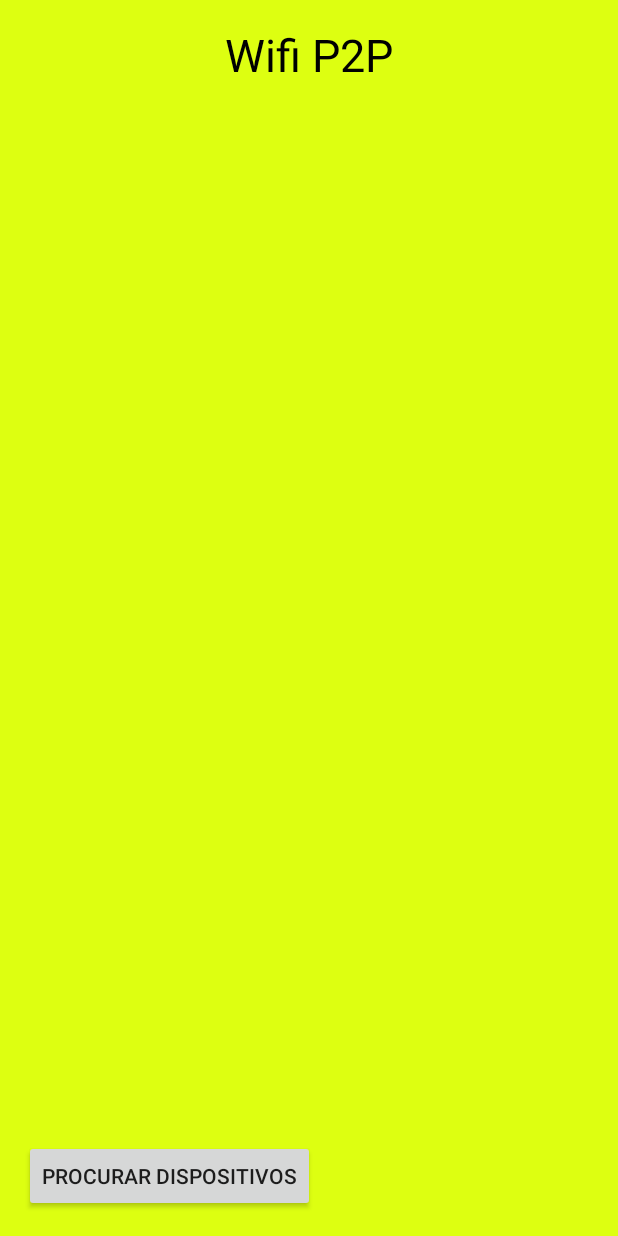
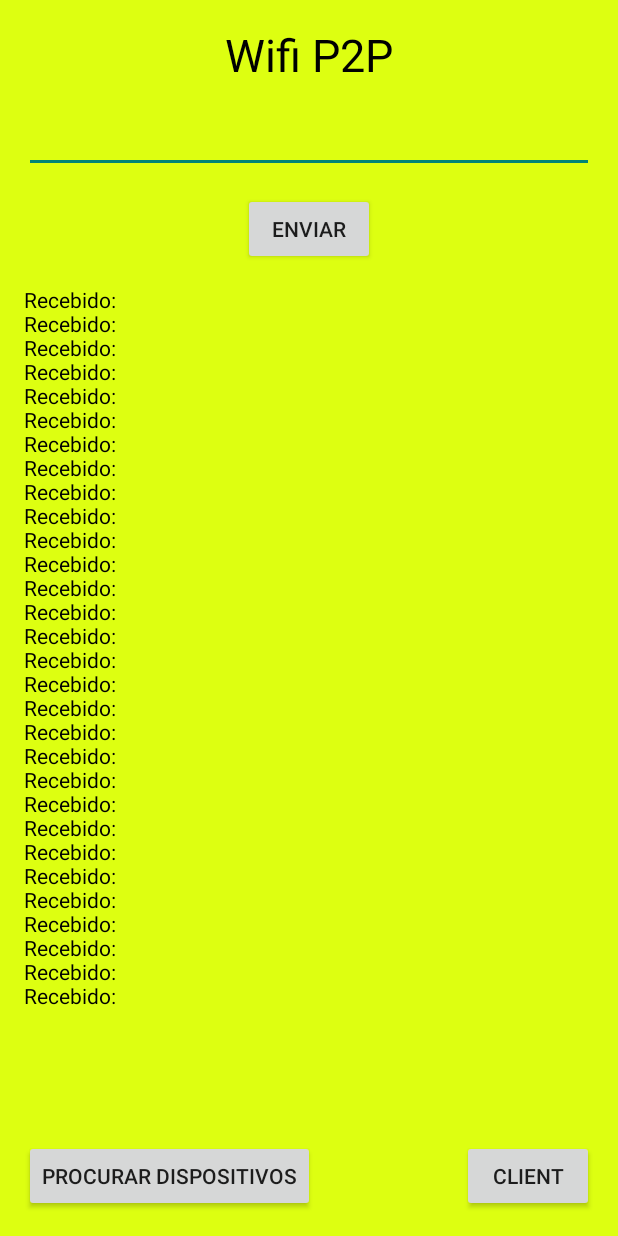
Before and after one commit to SamirSales/Android-Application-For-Tests-With-Bluetooth-And-Wifi, an Android app: the ComunicacaoWifiP2P screen opened directly, with no data from a screen before it, after a tap on "PROCURAR DISPOSITIVOS", on a phone screen of 412 x 824 dp. Run offline under Robolectric (Android 15) with nearby library versions, the phone set to English and light mode, and no system bars; network calls fail; 7 statements that could not run were skipped.

Commit message:
desenvolvimento de client e server wifi p2p - inacabado

```diff
--- a/app/src/main/java/com/example/samir/comunicacaodedispositivos/ComunicacaoWifiP2P.java
+++ b/app/src/main/java/com/example/samir/comunicacaodedispositivos/ComunicacaoWifiP2P.java
@@ -20,10 +20,18 @@ import android.view.View;
 import android.widget.AdapterView;
 import android.widget.ArrayAdapter;
 import android.widget.Button;
+import android.widget.EditText;
 import android.widget.ListView;
+import android.widget.TextView;
 import android.widget.Toast;
 
+import java.io.IOException;
+import java.io.InputStream;
+import java.io.OutputStream;
 import java.net.InetAddress;
+import java.net.InetSocketAddress;
+import java.net.ServerSocket;
+import java.net.Socket;
 import java.util.ArrayList;
 import java.util.List;
 
@@ -34,6 +42,9 @@ import java.util.List;
 public class ComunicacaoWifiP2P extends Activity implements WifiP2pManager.ConnectionInfoListener{
 
     private final String TAG = "ComunicacaoWifiP2P";
+
+    EditText editText;
+    TextView textRecebido;
 
     private final IntentFilter intentFilter = new IntentFilter();
     private WifiP2pManager.Channel mChannel;
@@ -47,11 +58,22 @@ public class ComunicacaoWifiP2P extends Activity implements WifiP2pManager.Conne
 
     private WifiP2pManager.PeerListListener peerListListener;
 
+    private WifiServerThread wifiServerThread;
+    private ConnectServerWifi connectServerWifi;
+
+    private WifiClientThread wifiClientThread;
+
     @TargetApi(Build.VERSION_CODES.ICE_CREAM_SANDWICH)
     @Override
     public void onCreate(Bundle bundle){
         super.onCreate(bundle);
         setContentView(R.layout.comm_wifi_p2p);
+
+        wifiServerThread = null;
+        wifiClientThread = null;
+
+        editText = (EditText)findViewById(R.id.editText);
+        textRecebido = (TextView)findViewById(R.id.textRecebido);
 
         //  Indicates a change in the Wi-Fi P2P status.
         intentFilter.addAction(WifiP2pManager.WIFI_P2P_STATE_CHANGED_ACTION);
@@ -83,13 +105,52 @@ public class ComunicacaoWifiP2P extends Activity implements WifiP2pManager.Conne
         unregisterReceiver(receiver);
     }
 
+    @Override
+    public void onStop(){
+        super.onStop();
+        if(wifiServerThread != null){
+            wifiServerThread.serverRunning = false;
+            wifiServerThread = null;
+        }
+
+        if(wifiClientThread != null){
+            wifiClientThread.running = false;
+            wifiClientThread = null;
+        }
+    }
+
     public void procurarDispositivosBtn(View view){
         fetchListOfPeers();
-        listaDePeersWifiDialog();
+        listOfPeersWifiDialog();
+
+        if(wifiServerThread == null){
+            wifiServerThread = new WifiServerThread();
+            wifiServerThread.start();
+        }
     }
 
-    //TODO
-    private void listaDePeersWifiDialog(){
+    public void clientActionBtn(View view){
+        if(wifiClientThread == null){
+            wifiClientThread = new WifiClientThread();
+            wifiClientThread.start();
+        }
+    }
+
+    public void sendMessageAction(View view){
+        if(wifiClientThread == null && wifiServerThread != null){
+            //server
+        }else{
+            if(wifiClientThread != null && wifiServerThread == null){
+                //client
+            }
+        }
+    }
+
+    public void updateTextView(String text){
+        textRecebido.setText(textRecebido.getText().toString() + text + "\n");
+    }
+
+    private void listOfPeersWifiDialog(){
         if(peers.size()>0){
             final Dialog dialog = new Dialog(this);
             dialog.setContentView(R.layout.paired_devices_list);
@@ -123,6 +184,8 @@ public class ComunicacaoWifiP2P extends Activity implements WifiP2pManager.Conne
                 }
             });
             dialog.show();
+        }else{
+            Toast.makeText(this,"Nenhum par encontrado ainda! Tente de novo, daqui a pouco!",Toast.LENGTH_LONG).show();
         }
     }
 
@@ -168,6 +231,11 @@ public class ComunicacaoWifiP2P extends Activity implements WifiP2pManager.Conne
         WifiP2pConfig config = new WifiP2pConfig();
         config.deviceAddress = device.deviceAddress;
         config.wps.setup = WpsInfo.PBC;
+
+        Log.i(TAG, "device.deviceAddress="+device.deviceAddress.toString());
+        Log.i(TAG, "device.deviceAddress="+device.deviceAddress);
+        Log.i(TAG, "device.wps.setup="+config.wps.setup);
+        Log.i(TAG, "device.wps.setup="+config.toString());
 
         mManager.connect(mChannel, config, new WifiP2pManager.ActionListener() {
 
@@ -226,8 +294,10 @@ public class ComunicacaoWifiP2P extends Activity implements WifiP2pManager.Conne
                 int state = intent.getIntExtra(WifiP2pManager.EXTRA_WIFI_STATE, -1);
                 if (state == WifiP2pManager.WIFI_P2P_STATE_ENABLED) {
                     wifiP2pEnabled = true;
+                    Log.i(TAG, "wifiP2pEnabled = true;");
                 } else {
                     wifiP2pEnabled = false;
+                    Log.i(TAG, "wifiP2pEnabled = false;");
                 }
 
             } else if (WifiP2pManager.WIFI_P2P_PEERS_CHANGED_ACTION.equals(action)) {
@@ -241,14 +311,131 @@ public class ComunicacaoWifiP2P extends Activity implements WifiP2pManager.Conne
 
                 // Connection state changed!  We should probably do something about
                 // that.
+                Log.i(TAG, "WifiP2pManager.WIFI_P2P_CONNECTION_CHANGED_ACTION");
 
             } else if (WifiP2pManager.WIFI_P2P_THIS_DEVICE_CHANGED_ACTION.equals(action)) {
 //            DeviceListFragment fragment = (DeviceListFragment) activity.getFragmentManager()
 //                    .findFragmentById(R.id.frag_list);
 //            fragment.updateThisDevice((WifiP2pDevice) intent.getParcelableExtra(
 //                    WifiP2pManager.EXTRA_WIFI_P2P_DEVICE));
+                Log.i(TAG, "WifiP2pManager.WIFI_P2P_THIS_DEVICE_CHANGED_ACTION");
 
             }
         }
     }
+
+    private class WifiServerThread extends Thread {
+        boolean serverRunning;
+        boolean connectionEnabled;
+        InputStream inputstream;
+        OutputStream outputStream;
+        Socket client;
+
+        public WifiServerThread(){
+            serverRunning = false;
+            connectionEnabled = false;
         }
+
+        @Override
+        public void run(){
+            ServerSocket serverSocket = null;
+            try {
+                serverSocket = new ServerSocket(8888);
+                Log.i(TAG, "server host 8888 started...");
+            } catch (IOException e) {
+                e.printStackTrace();
+            }
+
+            serverRunning = true;
+            while(serverRunning){
+                try {
+                    Log.i(TAG, "server is waiting for connection...");
+                    client = serverSocket.accept();
+                    inputstream = client.getInputStream();
+                    outputStream = client.getOutputStream();
+                    connectionEnabled = true;
+                    Log.i(TAG, "thread server recebeu conexao!");
+                } catch (IOException e) {
+                    e.printStackTrace();
+                }
+
+                trataPacotesServer(client);
+
+
+                try {
+                    Thread.sleep(2000);
+                } catch (InterruptedException e) {
+                    e.printStackTrace();
+                }
+            }
+        }
+
+        private void trataPacotesServer(Socket socket){
+
+            final ArrayList<String> arrayMessage = new ArrayList<String>();
+            connectServerWifi =  new ConnectServerWifi(socket, arrayMessage);
+            connectServerWifi.start();
+
+            new Thread(new Runnable() {
+                @Override
+                public void run() {
+                    while(true){
+
+                        for(int i=0; i<arrayMessage.size();i++){
+                            final String str = arrayMessage.get(i);
+
+                            runOnUiThread(new Runnable() {
+                                @Override
+                                public void run() {
+                                    updateTextView("Recebido:"+str);
+                                }
+                            });
+                            arrayMessage.remove(i);
+                            if(i>-1){ i--; }
+                        }
+
+                        try {
+                            Thread.sleep(800);
+                        } catch (InterruptedException e) {
+                            e.printStackTrace();
+                        }
+                    }
+                }
+            }).start();
+        }
+    }
+
+
+
+
+    private class WifiClientThread extends Thread {
+        boolean running;
+        boolean connectionEnabled;
+        Socket socket;
+        OutputStream outputStream;
+        InputStream inputStream;
+
+
+        public WifiClientThread(){
+            running = false;
+            connectionEnabled = false;
+        }
+
+        @Override
+        public void run(){
+            try {
+                socket = new Socket();
+                socket.bind(null);
+                socket.connect((new InetSocketAddress("36:be:00:9b:bd:c1", 8888)), 500);
+
+                outputStream = socket.getOutputStream();
+                inputStream = socket.getInputStream();
+
+            } catch (IOException e) {
+                e.printStackTrace();
+            }
+
+
+        }
+    }
+}
--- /dev/null
+++ b/app/src/main/java/com/example/samir/comunicacaodedispositivos/ConnectServerWifi.java
@@ -0,0 +1,69 @@
+package com.example.samir.comunicacaodedispositivos;
+
+import android.os.Handler;
+
+import java.io.IOException;
+import java.io.InputStream;
+import java.io.OutputStream;
+import java.net.Socket;
+import java.util.ArrayList;
+
+/**
+ * Created by samir on 23/02/15.
+ */
+public class ConnectServerWifi extends Thread {
+    private final Socket socket;
+    private final InputStream mmInStream;
+    private final OutputStream mmOutStream;
+    private Handler mHandler;
+    private ArrayList<String> arrayMessage;
+
+    public ConnectServerWifi(Socket socket1, ArrayList<String> arrayMessage) {
+        socket = socket1;
+        InputStream tmpIn = null;
+        OutputStream tmpOut = null;
+        this.arrayMessage = arrayMessage;
+
+        // Get the input and output streams, using temp objects because
+        // member streams are final
+        try {
+            tmpIn = socket1.getInputStream();
+            tmpOut = socket1.getOutputStream();
+        } catch (IOException e) { }
+
+        mmInStream = tmpIn;
+        mmOutStream = tmpOut;
+    }
+
+    public void run() {
+        byte[] buffer = new byte[1024];  // buffer store for the stream
+        int bytes; // bytes returned from read()
+
+        // Keep listening to the InputStream until an exception occurs
+        while (true) {
+            try {
+                // Read from the InputStream
+                bytes = mmInStream.read(buffer);
+                // Send the obtained bytes to the UI activity
+                String str = new String (buffer);
+                arrayMessage.add(str);
+            } catch (IOException e) {
+                break;
+            }
+        }
+    }
+
+    /* Call this from the main activity to send data to the remote device */
+    public void write(byte[] bytes) {
+        try {
+            mmOutStream.write(bytes);
+        } catch (IOException e) { }
+    }
+
+    /* Call this from the main activity to shutdown the connection */
+    public void cancel() {
+        try {
+            socket.close();
+        } catch (IOException e) { }
+    }
+}
--- a/app/src/main/res/layout/comm_wifi_p2p.xml
+++ b/app/src/main/res/layout/comm_wifi_p2p.xml
@@ -17,6 +17,37 @@
         android:textSize="30sp"
         android:textColor="#000000"/>
 
+    <EditText
+        android:id="@+id/editText"
+        android:layout_width="match_parent"
+        android:layout_height="wrap_content"
+        android:layout_below="@+id/helloworld"
+        android:layout_marginTop="13dp"/>
+
+    <Button
+        android:id="@+id/send_btn"
+        android:layout_width="wrap_content"
+        android:layout_height="wrap_content"
+        android:layout_centerHorizontal="true"
+        android:layout_below="@+id/editText"
+        android:layout_marginTop="13dp"
+        android:text="enviar"
+        android:onClick="sendMessageAction"/>
+
+    <ScrollView
+        android:layout_width="match_parent"
+        android:layout_height="match_parent"
+        android:layout_below="@+id/send_btn"
+        android:layout_above="@+id/search_btn"
+        android:layout_marginTop="13dp">
+
+        <TextView
+            android:id="@+id/textRecebido"
+            android:layout_width="match_parent"
+            android:layout_height="match_parent"
+            android:textColor="#000000"/>
+    </ScrollView>
+
     <Button
         android:id="@+id/search_btn"
         android:layout_width="wrap_content"
@@ -24,4 +55,13 @@
         android:layout_alignParentBottom="true"
         android:text="procurar dispositivos"
         android:onClick="procurarDispositivosBtn"/>
+
+    <Button
+        android:id="@+id/client_btn"
+        android:layout_width="wrap_content"
+        android:layout_height="wrap_content"
+        android:layout_alignParentBottom="true"
+        android:layout_alignParentRight="true"
+        android:text="client"
+        android:onClick="clientActionBtn"/>
 </RelativeLayout>
```
Lines whose indentation alone changed are shown as unchanged.
